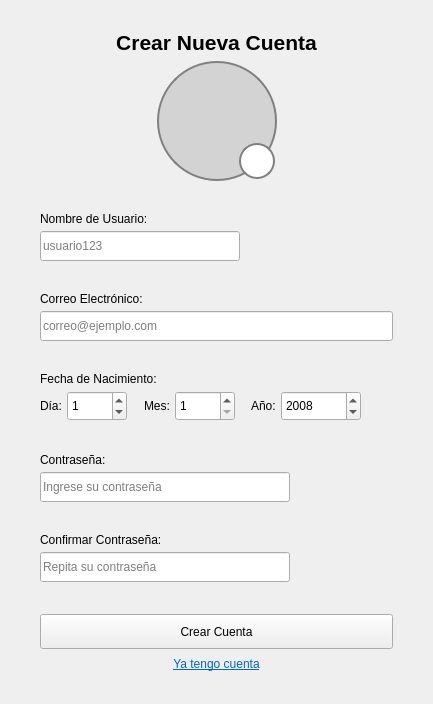
FranciscoNortesN/IHM-Proyecto, file NavTrainer/login.ui: the form before one commit.
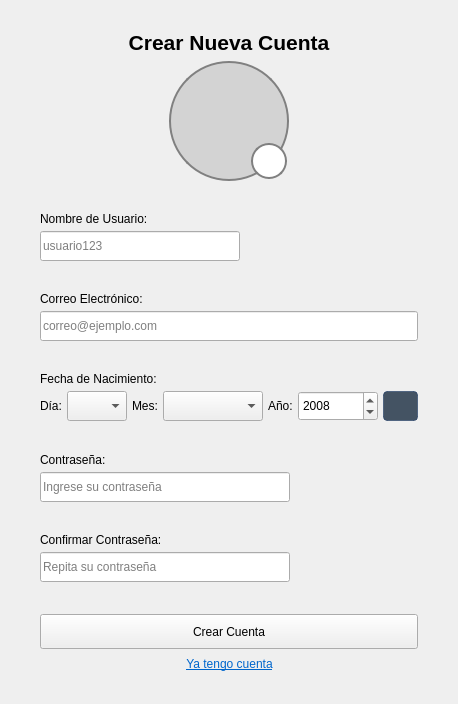
The form after the commit. Icons and pictures are not drawn.

The edit to the form file:
```diff
--- a/NavTrainer/login.ui
+++ b/NavTrainer/login.ui
@@ -270,19 +270,13 @@
        </widget>
       </item>
       <item>
-       <widget class="QSpinBox" name="spnDia">
+       <widget class="QComboBox" name="cbxDia">
         <property name="minimumSize">
          <size>
           <width>60</width>
           <height>30</height>
          </size>
         </property>
-        <property name="maximum">
-         <number>31</number>
-        </property>
-        <property name="value">
-         <number>1</number>
-        </property>
        </widget>
       </item>
       <item>
@@ -306,22 +300,13 @@
        </widget>
       </item>
       <item>
-       <widget class="QSpinBox" name="spnMes">
+       <widget class="QComboBox" name="cbxMes">
         <property name="minimumSize">
          <size>
-          <width>60</width>
+          <width>100</width>
           <height>30</height>
          </size>
         </property>
-        <property name="minimum">
-         <number>1</number>
-        </property>
-        <property name="maximum">
-         <number>12</number>
-        </property>
-        <property name="value">
-         <number>1</number>
-        </property>
        </widget>
       </item>
       <item>
@@ -353,7 +338,7 @@
          </size>
         </property>
         <property name="minimum">
-         <number>1900</number>
+         <number>1925</number>
         </property>
         <property name="maximum">
          <number>2024</number>
@@ -363,6 +348,43 @@
         </property>
        </widget>
       </item>
+      <item>
+       <widget class="QPushButton" name="btnCalendar">
+        <property name="minimumSize">
+         <size>
+          <width>35</width>
+          <height>30</height>
+         </size>
+        </property>
+        <property name="maximumSize">
+         <size>
+          <width>35</width>
+          <height>30</height>
+         </size>
+        </property>
+        <property name="styleSheet">
+         <string notr="true">QPushButton { background-color: rgba(20, 40, 60, 200); border: 1px solid rgba(30, 60, 100, 150); border-radius: 4px; }
+QPushButton:hover { background-color: rgba(30, 55, 85, 230); }
+QPushButton:pressed { background-color: rgba(15, 35, 55, 200); }</string>
+        </property>
+        <property name="text">
+         <string/>
+        </property>
+        <property name="icon">
+         <iconset resource="Assets.qrc">
+          <normaloff>:/assets/icons/calendar-white.svg</normaloff>:/assets/icons/calendar-white.svg</iconset>
+        </property>
+        <property name="iconSize">
+         <size>
+          <width>20</width>
+          <height>20</height>
+         </size>
+        </property>
+        <property name="flat">
+         <bool>false</bool>
+        </property>
+       </widget>
+      </item>
       <item>
        <spacer name="horizontalSpacer_fecha_end">
         <property name="orientation">
```
